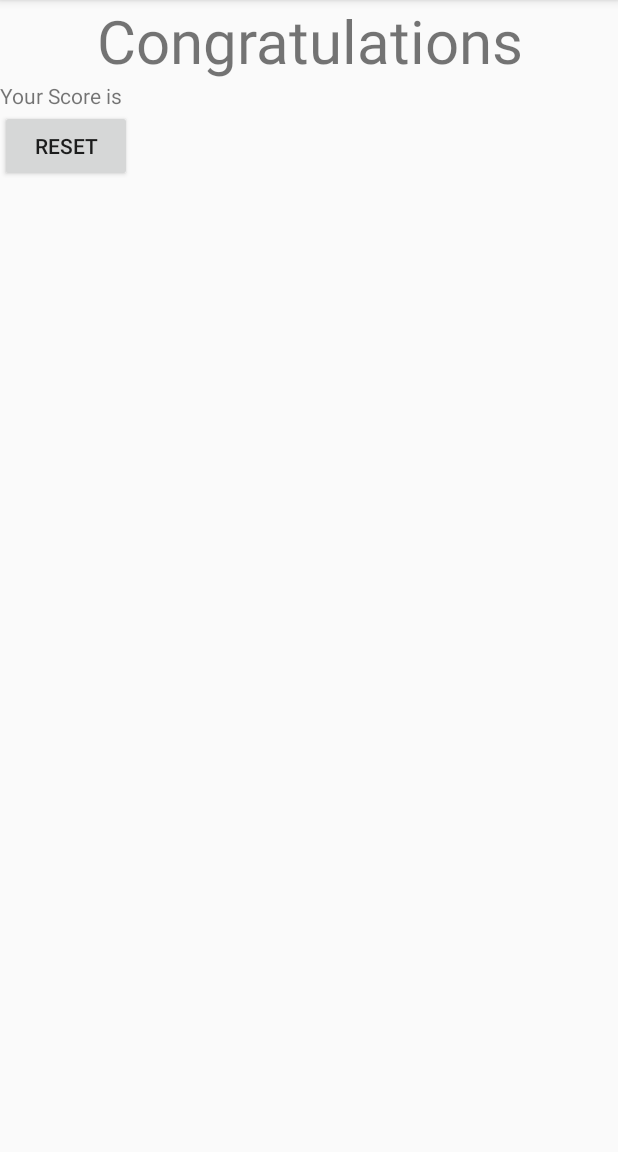
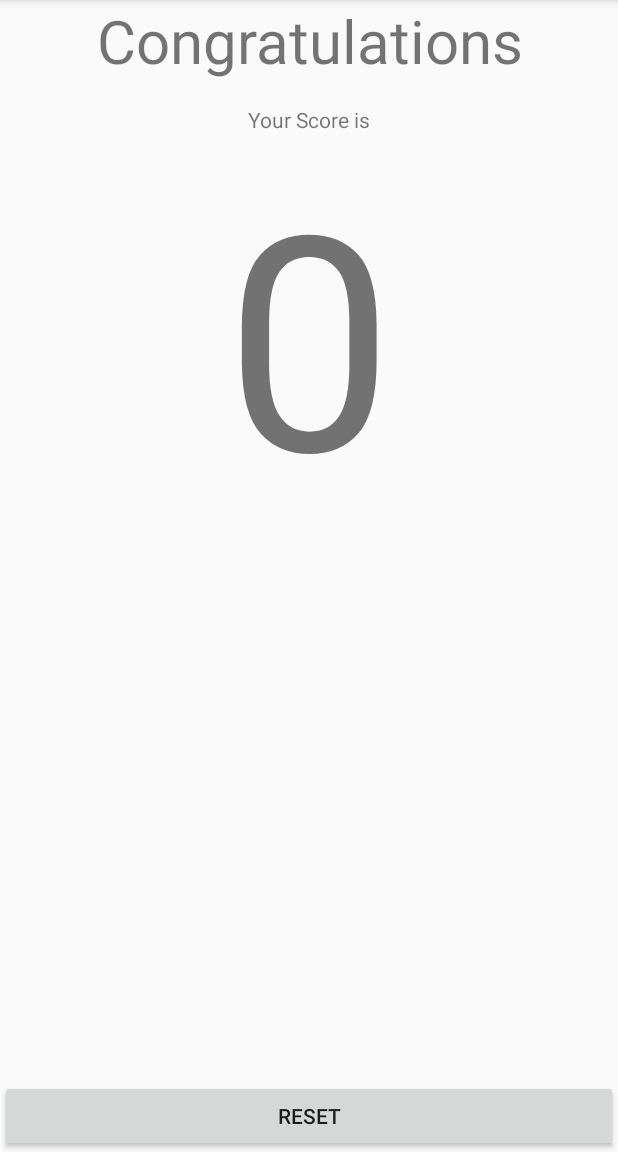
Before and after one commit to yhdesai/QuizApp_final, an Android app: the screen it shows after launch (Result), after a tap on "SUBMIT", on a phone screen of 412 x 824 dp, the part 84-1236 px from its top. Run offline under Robolectric (Android 15) with nearby library versions, the phone set to English and light mode, and no system bars.

Commit message:
initial commit

```diff
--- a/app/src/main/java/io/github/yhdesai/quizapp/MainActivity.java
+++ b/app/src/main/java/io/github/yhdesai/quizapp/MainActivity.java
@@ -6,6 +6,15 @@ import android.os.Bundle;
 import android.view.View;
 
 public class MainActivity extends AppCompatActivity {
+
+
+
+
+
+
+
+
+
 
     @Override
     protected void onCreate(Bundle savedInstanceState) {
@@ -18,5 +27,15 @@ public class MainActivity extends AppCompatActivity {
         Intent intent = new Intent(MainActivity.this, Result.class);
         startActivity(intent);}
 
+     public void score (View view){
+
+
+     }
+
+
+
+
+
+
 
 }
--- a/app/src/main/res/layout/activity_main.xml
+++ b/app/src/main/res/layout/activity_main.xml
@@ -37,6 +37,7 @@
             android:layout_width="wrap_content"
             android:layout_height="wrap_content"
             android:layout_below="@+id/question1"
+            android:onClick="score"
             android:text="Option 1" />
 
         <CheckBox
--- a/app/src/main/res/layout/activity_result.xml
+++ b/app/src/main/res/layout/activity_result.xml
@@ -1,5 +1,5 @@
 <?xml version="1.0" encoding="utf-8"?>
-<LinearLayout xmlns:android="http://schemas.android.com/apk/res/android"
+<RelativeLayout xmlns:android="http://schemas.android.com/apk/res/android"
     xmlns:tools="http://schemas.android.com/tools"
     android:layout_width="match_parent"
     android:orientation="vertical"
@@ -10,6 +10,7 @@
         android:layout_width="match_parent"
         android:gravity="center"
         android:textSize="40dp"
+        android:id="@+id/congo"
         android:layout_height="wrap_content"
         android:text="Congratulations"
         />
@@ -17,12 +18,28 @@
     <TextView
         android:layout_width="match_parent"
         android:layout_height="wrap_content"
+        android:gravity="center"
+        android:layout_below="@+id/congo"
+        android:layout_marginTop="16dp"
+        android:id="@+id/scoreText"
         android:text="Your Score is"/>
+
+    <TextView
+        android:layout_width="match_parent"
+        android:layout_height="wrap_content"
+        android:id="@+id/scoreNo"
+        android:textSize="200dp"
+        android:gravity="center"
+        android:text="0"
+        android:layout_below="@+id/scoreText"/>
 
 
     <Button
-        android:layout_width="wrap_content"
+        android:layout_width="match_parent"
         android:layout_height="wrap_content"
+        android:layout_alignParentBottom="true"
+        android:layout_gravity="bottom"
+
         android:text="Reset" />
 
-</LinearLayout>
+</RelativeLayout>
--- a/app/src/main/res/values/strings.xml
+++ b/app/src/main/res/values/strings.xml
@@ -1,3 +1,4 @@
 <resources>
     <string name="app_name">Quiz App</string>
+    <integer name="score">0</integer>
 </resources>
```
